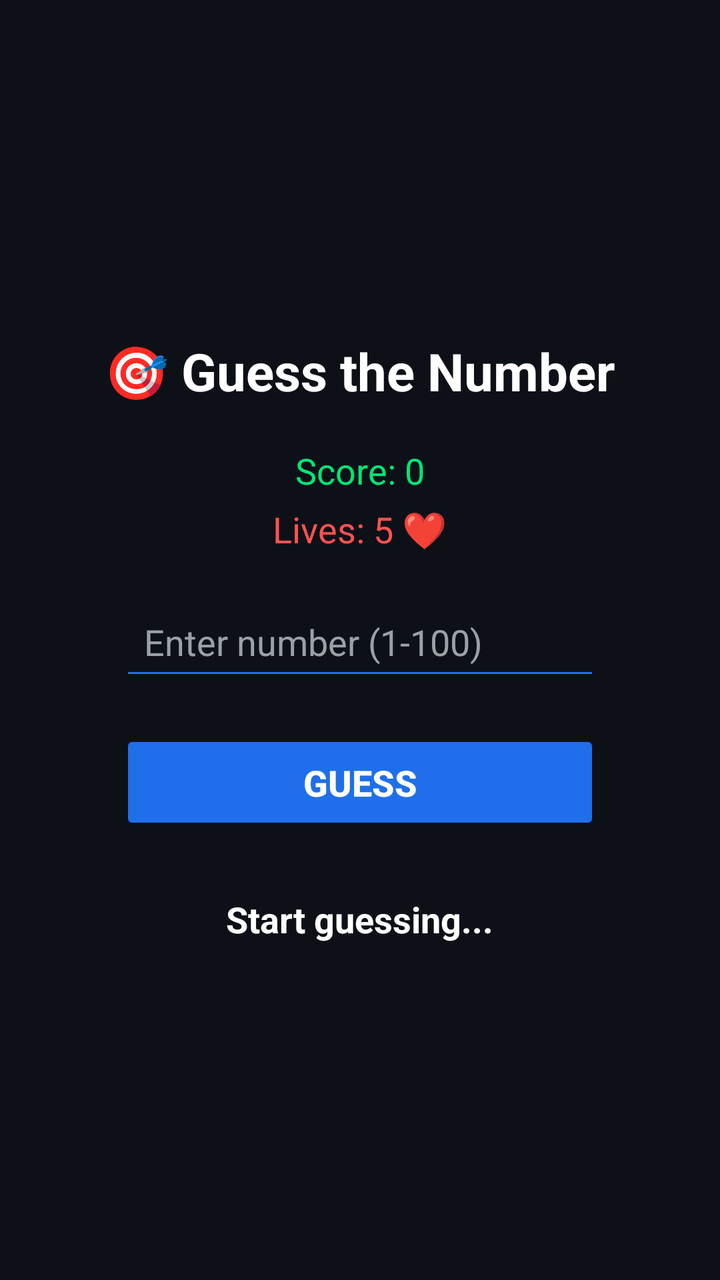
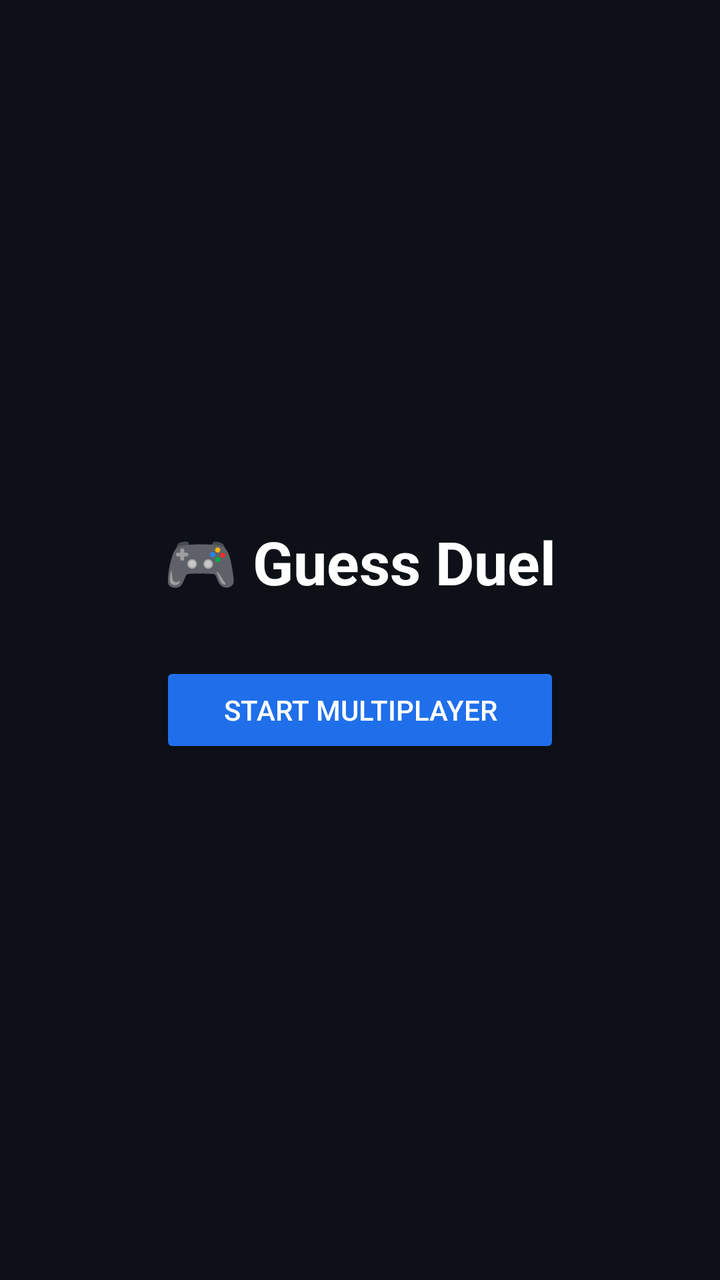

Compare the two renders of this Android layout. The source of the first and the diff that turns it into the second are given below.
<!-- AndroidManifest.xml: application theme android:Theme.Material.Light.NoActionBar -->
<!-- res/layout/activity_game.xml -->
<?xml version="1.0" encoding="utf-8"?>
<LinearLayout
    xmlns:android="http://schemas.android.com/apk/res/android"
    android:orientation="vertical"
    android:gravity="center"
    android:background="#0D1117"
    android:padding="24dp"
    android:layout_width="match_parent"
    android:layout_height="match_parent">

    <TextView
        android:text="🎯 Guess the Number"
        android:textSize="26sp"
        android:textStyle="bold"
        android:textColor="#FFFFFF"
        android:layout_marginBottom="20dp"
        android:layout_width="wrap_content"
        android:layout_height="wrap_content"/>

    <TextView
        android:id="@+id/scoreText"
        android:text="Score: 0"
        android:textSize="18sp"
        android:textColor="#00E676"
        android:layout_marginBottom="5dp"
        android:layout_width="wrap_content"
        android:layout_height="wrap_content"/>

    <TextView
        android:id="@+id/livesText"
        android:text="Lives: 5 ❤️"
        android:textSize="18sp"
        android:textColor="#FF5252"
        android:layout_marginBottom="20dp"
        android:layout_width="wrap_content"
        android:layout_height="wrap_content"/>

    <EditText
        android:id="@+id/input"
        android:hint="Enter number (1-100)"
        android:textColor="#FFFFFF"
        android:textColorHint="#9BA1A6"
        android:backgroundTint="#1F6FEB"
        android:padding="12dp"
        android:layout_width="240dp"
        android:layout_height="wrap_content"/>

    <Button
        android:id="@+id/submitBtn"
        android:text="Guess"
        android:textSize="18sp"
        android:textStyle="bold"
        android:backgroundTint="#1F6FEB"
        android:textColor="#FFFFFF"
        android:padding="14dp"
        android:layout_marginTop="20dp"
        android:layout_width="240dp"
        android:layout_height="wrap_content"/>

    <TextView
        android:id="@+id/resultText"
        android:text="Start guessing..."
        android:textSize="18sp"
        android:textStyle="bold"
        android:textColor="#FFFFFF"
        android:layout_marginTop="30dp"
        android:layout_width="wrap_content"
        android:layout_height="wrap_content"/>

</LinearLayout>
<!-- resources referenced by this layout -->
<resources>

</resources>

<!-- the commit's change to res/layout/activity_game.xml (unified diff, before → after) -->
@@ -4,67 +4,24 @@
     android:orientation="vertical"
     android:gravity="center"
     android:background="#0D1117"
-    android:padding="24dp"
     android:layout_width="match_parent"
     android:layout_height="match_parent">
 
     <TextView
-        android:text="🎯 Guess the Number"
-        android:textSize="26sp"
+        android:text="🎮 Guess Duel"
+        android:textSize="30sp"
         android:textStyle="bold"
         android:textColor="#FFFFFF"
-        android:layout_marginBottom="20dp"
+        android:layout_marginBottom="30dp"
         android:layout_width="wrap_content"
         android:layout_height="wrap_content"/>
 
-    <TextView
-        android:id="@+id/scoreText"
-        android:text="Score: 0"
-        android:textSize="18sp"
-        android:textColor="#00E676"
-        android:layout_marginBottom="5dp"
-        android:layout_width="wrap_content"
-        android:layout_height="wrap_content"/>
-
-    <TextView
-        android:id="@+id/livesText"
-        android:text="Lives: 5 ❤️"
-        android:textSize="18sp"
-        android:textColor="#FF5252"
-        android:layout_marginBottom="20dp"
-        android:layout_width="wrap_content"
-        android:layout_height="wrap_content"/>
-
-    <EditText
-        android:id="@+id/input"
-        android:hint="Enter number (1-100)"
-        android:textColor="#FFFFFF"
-        android:textColorHint="#9BA1A6"
-        android:backgroundTint="#1F6FEB"
-        android:padding="12dp"
-        android:layout_width="240dp"
-        android:layout_height="wrap_content"/>
-
     <Button
-        android:id="@+id/submitBtn"
-        android:text="Guess"
-        android:textSize="18sp"
-        android:textStyle="bold"
+        android:id="@+id/startBtn"
+        android:text="Start Multiplayer"
         android:backgroundTint="#1F6FEB"
         android:textColor="#FFFFFF"
-        android:padding="14dp"
-        android:layout_marginTop="20dp"
-        android:layout_width="240dp"
-        android:layout_height="wrap_content"/>
-
-    <TextView
-        android:id="@+id/resultText"
-        android:text="Start guessing..."
-        android:textSize="18sp"
-        android:textStyle="bold"
-        android:textColor="#FFFFFF"
-        android:layout_marginTop="30dp"
-        android:layout_width="wrap_content"
+        android:layout_width="200dp"
         android:layout_height="wrap_content"/>
 
 </LinearLayout>
